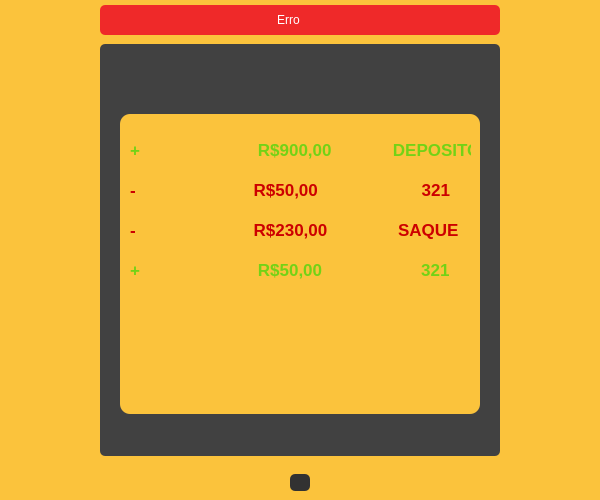
Above: Screen UI/Historic.ui from 1bertojunior/04-Banco before the change. Below: the same form after it.
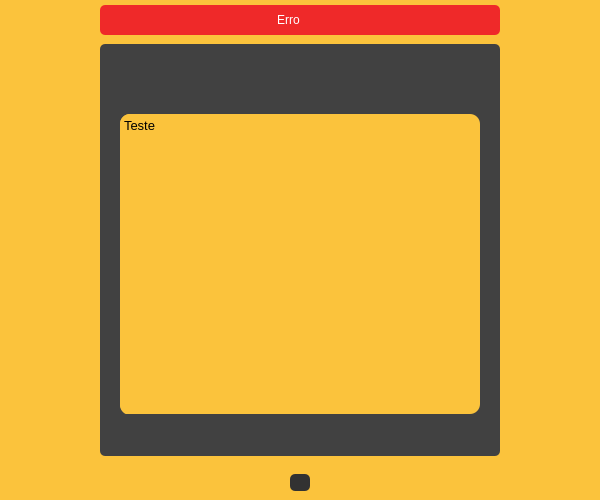
That is the form after the change. Icons and pictures are not drawn.

Patch:
```diff
--- a/Screen UI/Historic.ui
+++ b/Screen UI/Historic.ui
@@ -244,96 +244,21 @@
           <property name="frameShadow">
            <enum>QFrame::Raised</enum>
           </property>
-          <widget class="QLabel" name="label_despesa_2">
+          <widget class="QTextEdit" name="text_historic">
            <property name="geometry">
             <rect>
-             <x>10</x>
-             <y>20</y>
-             <width>341</width>
-             <height>31</height>
+             <x>0</x>
+             <y>0</y>
+             <width>351</width>
+             <height>301</height>
             </rect>
            </property>
-           <property name="font">
-            <font>
-             <pointsize>13</pointsize>
-             <weight>75</weight>
-             <bold>true</bold>
-            </font>
-           </property>
-           <property name="styleSheet">
-            <string notr="true">color: rgb(115, 210, 22);</string>
-           </property>
-           <property name="text">
-            <string>+                         R$900,00             DEPOSITO</string>
-           </property>
-          </widget>
-          <widget class="QLabel" name="label_despesa_3">
-           <property name="geometry">
-            <rect>
-             <x>10</x>
-             <y>60</y>
-             <width>341</width>
-             <height>31</height>
-            </rect>
-           </property>
-           <property name="font">
-            <font>
-             <pointsize>13</pointsize>
-             <weight>75</weight>
-             <bold>true</bold>
-            </font>
-           </property>
-           <property name="styleSheet">
-            <string notr="true">color: rgb(204, 0, 0);</string>
-           </property>
-           <property name="text">
-            <string>-                         R$50,00                      321</string>
-           </property>
-          </widget>
-          <widget class="QLabel" name="label_despesa_4">
-           <property name="geometry">
-            <rect>
-             <x>10</x>
-             <y>100</y>
-             <width>341</width>
-             <height>31</height>
-            </rect>
-           </property>
-           <property name="font">
-            <font>
-             <pointsize>13</pointsize>
-             <weight>75</weight>
-             <bold>true</bold>
-            </font>
-           </property>
-           <property name="styleSheet">
-            <string notr="true">color: rgb(204, 0, 0);</string>
-           </property>
-           <property name="text">
-            <string>-                         R$230,00               SAQUE</string>
-           </property>
-          </widget>
-          <widget class="QLabel" name="label_despesa_5">
-           <property name="geometry">
-            <rect>
-             <x>10</x>
-             <y>140</y>
-             <width>341</width>
-             <height>31</height>
-            </rect>
-           </property>
-           <property name="font">
-            <font>
-             <pointsize>13</pointsize>
-             <weight>75</weight>
-             <bold>true</bold>
-            </font>
-           </property>
-           <property name="styleSheet">
-            <string notr="true">color: rgb(115, 210, 22);</string>
-           </property>
-           <property name="text">
-            <string>+                         R$50,00                     321</string>
+           <property name="html">
+            <string>&lt;!DOCTYPE HTML PUBLIC &quot;-//W3C//DTD HTML 4.0//EN&quot; &quot;http://www.w3.org/TR/REC-html40/strict.dtd&quot;&gt;
+&lt;html&gt;&lt;head&gt;&lt;meta name=&quot;qrichtext&quot; content=&quot;1&quot; /&gt;&lt;style type=&quot;text/css&quot;&gt;
+p, li { white-space: pre-wrap; }
+&lt;/style&gt;&lt;/head&gt;&lt;body style=&quot; font-family:'Inter'; font-size:10pt; font-weight:400; font-style:normal;&quot;&gt;
+&lt;p style=&quot; margin-top:0px; margin-bottom:0px; margin-left:0px; margin-right:0px; -qt-block-indent:0; text-indent:0px;&quot;&gt;Teste&lt;/p&gt;&lt;/body&gt;&lt;/html&gt;</string>
            </property>
           </widget>
          </widget>
```
Left out of the diff: 2 changed lines with no effect on the pictures.
